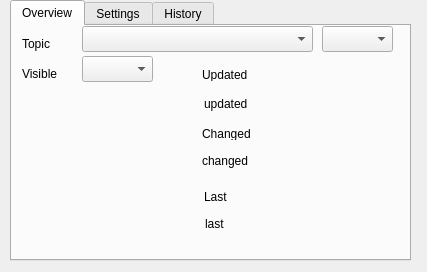
First picture: the form in topicmanagers/ui_tleditfeature.ui, repository nzfarmer1/telemetrylayer, before the edit.
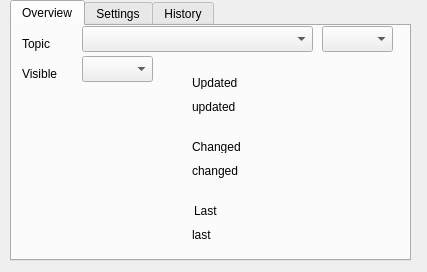
Second picture: the form after the edit.

Commit message: added Feature Dialog to file topic manager

What changed in the file:
```diff
--- a/topicmanagers/ui_tleditfeature.ui
+++ b/topicmanagers/ui_tleditfeature.ui
@@ -50,8 +50,8 @@
     <widget class="QLabel" name="labelChanged">
      <property name="geometry">
       <rect>
-       <x>190</x>
-       <y>101</y>
+       <x>180</x>
+       <y>114</y>
        <width>56</width>
        <height>13</height>
       </rect>
@@ -63,7 +63,7 @@
     <widget class="QLabel" name="imageWidget">
      <property name="geometry">
       <rect>
-       <x>14</x>
+       <x>10</x>
        <y>80</y>
        <width>161</width>
        <height>141</height>
@@ -73,8 +73,8 @@
     <widget class="QLabel" name="labelUpdated">
      <property name="geometry">
       <rect>
-       <x>190</x>
-       <y>42</y>
+       <x>180</x>
+       <y>50</y>
        <width>56</width>
        <height>13</height>
       </rect>
@@ -86,8 +86,8 @@
     <widget class="QLabel" name="labelLast">
      <property name="geometry">
       <rect>
-       <x>192</x>
-       <y>164</y>
+       <x>182</x>
+       <y>178</y>
        <width>56</width>
        <height>13</height>
       </rect>
@@ -99,10 +99,10 @@
     <widget class="QLabel" name="payloadValue">
      <property name="geometry">
       <rect>
-       <x>193</x>
-       <y>182</y>
-       <width>131</width>
-       <height>31</height>
+       <x>180</x>
+       <y>188</y>
+       <width>211</width>
+       <height>41</height>
       </rect>
      </property>
      <property name="text">
@@ -112,10 +112,10 @@
     <widget class="QLabel" name="changedValue">
      <property name="geometry">
       <rect>
-       <x>190</x>
-       <y>119</y>
-       <width>131</width>
-       <height>31</height>
+       <x>180</x>
+       <y>124</y>
+       <width>181</width>
+       <height>41</height>
       </rect>
      </property>
      <property name="text">
@@ -125,10 +125,10 @@
     <widget class="QLabel" name="updatedValue">
      <property name="geometry">
       <rect>
-       <x>192</x>
-       <y>67</y>
-       <width>131</width>
-       <height>21</height>
+       <x>180</x>
+       <y>60</y>
+       <width>201</width>
+       <height>41</height>
       </rect>
      </property>
      <property name="text">
```
The commit also changes 3 other files.
